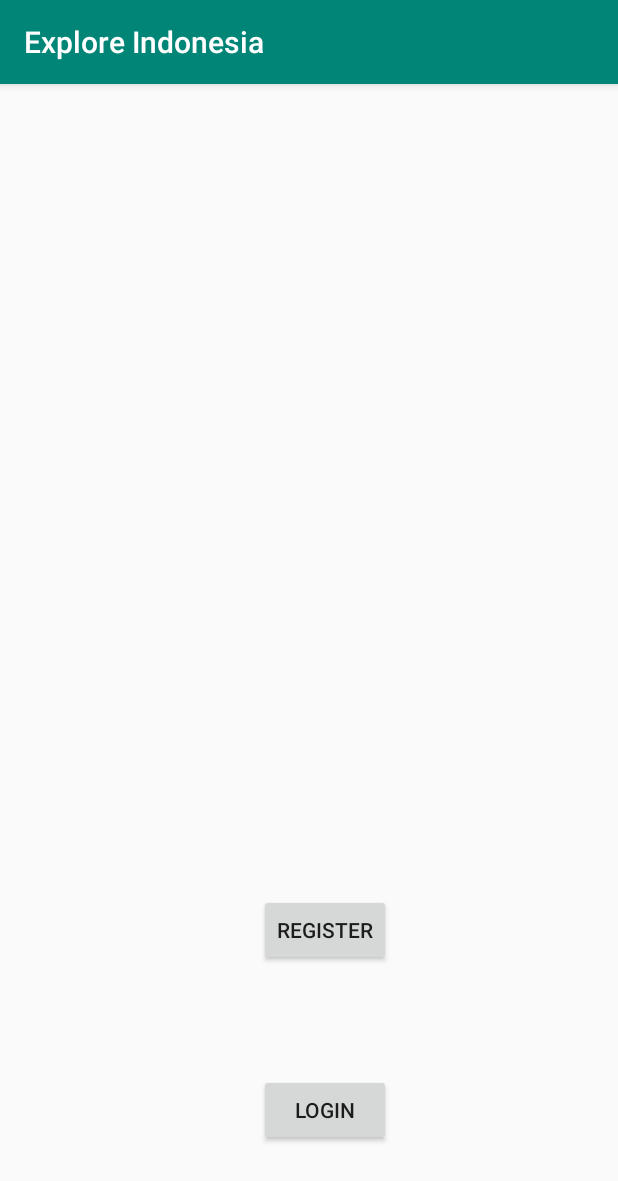
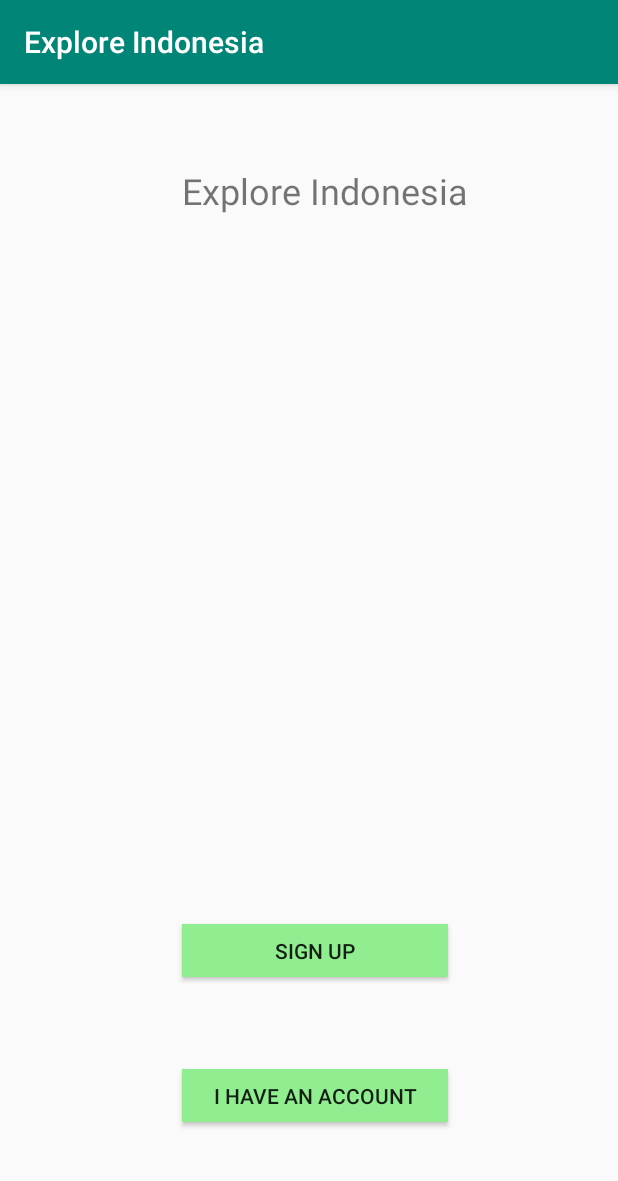
Before and after one commit to ditaprll/ExploreIndonesiaa, an Android app: the homepage screen opened directly, with no data from a screen before it, on a phone screen of 412 x 824 dp. Shown: the top 1181 px of the screen. Run offline under Robolectric (Android 15) with nearby library versions, the phone set to English and light mode, and no system bars.

Commit message:
perubahan pada button dan textview ref #32

```diff
--- a/app/src/main/res/layout/activity_homepage.xml
+++ b/app/src/main/res/layout/activity_homepage.xml
@@ -8,25 +8,62 @@
 
     <Button
         android:id="@+id/bttnLogin"
-        android:layout_width="wrap_content"
-        android:layout_height="wrap_content"
-        android:layout_marginBottom="60dp"
-        android:text="Login"
+        android:layout_width="177dp"
+        android:layout_height="35dp"
+        android:layout_alignParentStart="true"
+        android:layout_alignParentLeft="true"
+        android:layout_alignParentTop="true"
+        android:layout_alignParentEnd="true"
+        android:layout_alignParentRight="true"
+        android:layout_alignParentBottom="true"
+        android:layout_centerHorizontal="true"
+        android:layout_marginStart="120dp"
+        android:layout_marginLeft="120dp"
+        android:layout_marginEnd="113dp"
+        android:layout_marginRight="113dp"
+        android:layout_marginBottom="76dp"
+        android:background="#90EE90"
         android:onClick="bttnLogin"
+        android:text="I Have An Account"
         app:layout_constraintBottom_toBottomOf="parent"
         app:layout_constraintEnd_toEndOf="parent"
-        app:layout_constraintHorizontal_bias="0.532"
+        app:layout_constraintHorizontal_bias="1.0"
         app:layout_constraintStart_toStartOf="parent" />
 
     <Button
         android:id="@+id/bttnRegist"
+        android:layout_width="177dp"
+        android:layout_height="35dp"
+        android:layout_alignParentStart="true"
+        android:layout_alignParentLeft="true"
+        android:layout_alignParentTop="true"
+        android:layout_alignParentEnd="true"
+        android:layout_alignParentRight="true"
+        android:layout_alignParentBottom="true"
+        android:layout_centerHorizontal="true"
+        android:layout_marginStart="120dp"
+        android:layout_marginLeft="120dp"
+        android:layout_marginTop="560dp"
+        android:layout_marginEnd="113dp"
+        android:layout_marginRight="113dp"
+        android:background="#90EE90"
+        android:onClick="bttnRegist"
+        android:text="Sign Up"
+        app:layout_constraintEnd_toEndOf="parent"
+        app:layout_constraintHorizontal_bias="1.0"
+        app:layout_constraintStart_toStartOf="parent"
+        app:layout_constraintTop_toTopOf="parent" />
+
+    <TextView
+        android:id="@+id/welcome"
         android:layout_width="wrap_content"
         android:layout_height="wrap_content"
-        android:layout_marginTop="540dp"
-        android:text="Register"
-        android:onClick="bttnRegist"
+        android:text="Explore Indonesia"
+        android:textSize="24sp"
+        app:layout_constraintBottom_toBottomOf="parent"
         app:layout_constraintEnd_toEndOf="parent"
-        app:layout_constraintHorizontal_bias="0.532"
+        app:layout_constraintHorizontal_bias="0.549"
         app:layout_constraintStart_toStartOf="parent"
-        app:layout_constraintTop_toTopOf="parent" />
+        app:layout_constraintTop_toTopOf="parent"
+        app:layout_constraintVertical_bias="0.074" />
 </androidx.constraintlayout.widget.ConstraintLayout>
```
